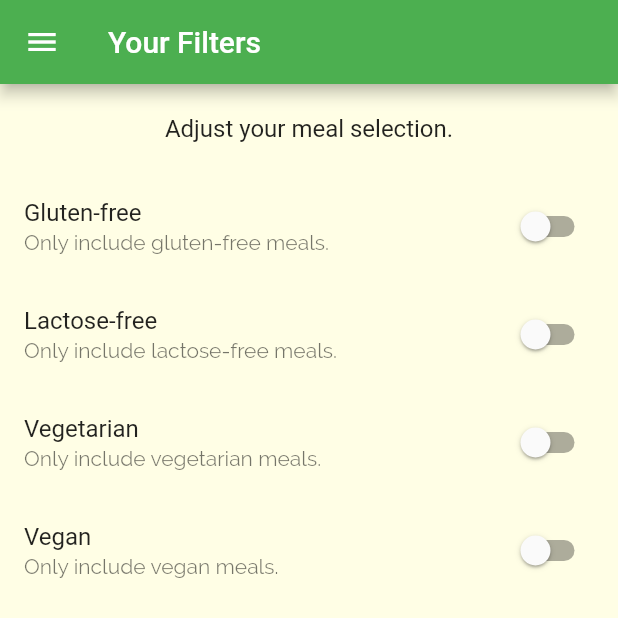
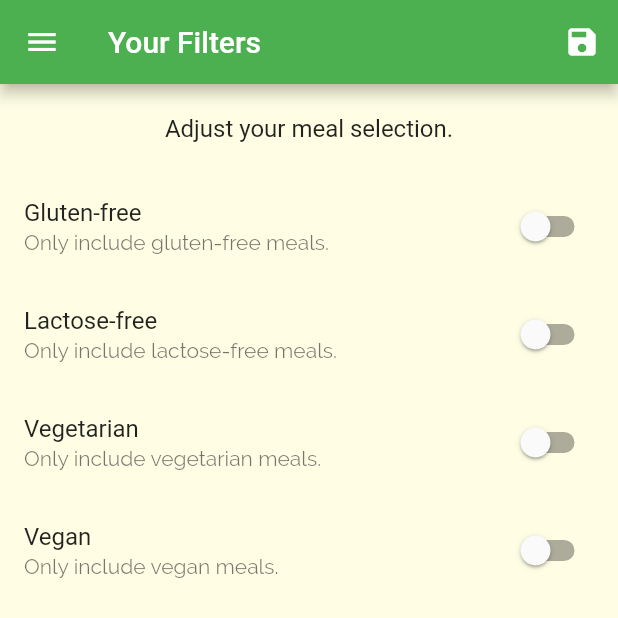
Before and after one commit to mihastele/flutter_exercises, a Flutter app: the FiltersScreen screen opened by its route, on a phone screen of 412 x 824 dp, the top half of it. Run offline on Flutter 3.47's test engine with Material 2 defaults, Android fonts, the phone set to English and light mode, and no system bars.

Commit message:
Implement filter functionality

```diff
--- a/lib/dummy_data.dart
+++ b/lib/dummy_data.dart
@@ -213,7 +213,7 @@ const DUMMY_MEALS = const [
     ],
     isGlutenFree: true,
     isLactoseFree: true,
-    isVegan: true,
-    isVegetarian: true,
+    isVegan: false,
+    isVegetarian: false,
   ),
 ];
--- a/lib/main.dart
+++ b/lib/main.dart
@@ -1,4 +1,6 @@
 import 'package:flutter/material.dart';
+import 'package:flutter_exercises/dummy_data.dart';
+import 'package:flutter_exercises/models/meal.dart';
 import 'package:flutter_exercises/screens/categories_screen.dart';
 import 'package:flutter_exercises/screens/category_meals_screen.dart';
 import 'package:flutter_exercises/screens/filters_screen.dart';
@@ -9,8 +11,44 @@ void main() {
   runApp(const MyApp());
 }
 
-class MyApp extends StatelessWidget {
+class MyApp extends StatefulWidget {
   const MyApp({super.key});
+
+  @override
+  State<MyApp> createState() => _MyAppState();
+}
+
+class _MyAppState extends State<MyApp> {
+  Map<String, bool> _filters = {
+    'gluten': false,
+    'lactose': false,
+    'vegan': false,
+    'vegetarian': false,
+  };
+
+  List<Meal> _availableMeals = DUMMY_MEALS;
+
+  void _setFilters(Map<String, bool> filterData) {
+    setState(() {
+      _filters = filterData;
+
+      _availableMeals = DUMMY_MEALS.where((meal) {
+        if (_filters['gluten']! && !meal.isGlutenFree) {
+          return false;
+        }
+        if (_filters['lactose']! && !meal.isLactoseFree) {
+          return false;
+        }
+        if (_filters['vegan']! && !meal.isVegan) {
+          return false;
+        }
+        if (_filters['vegetarian']! && !meal.isVegetarian) {
+          return false;
+        }
+        return true;
+      }).toList();
+    });
+  }
 
   // This widget is the root of your application.
   @override
@@ -46,9 +84,9 @@ class MyApp extends StatelessWidget {
       initialRoute: '/', // default is '/'
       routes: {
         '/': (ctx) => const TabsScreen(),
-        CategoryMeals.routeName: (ctx) => CategoryMeals(),
+        CategoryMeals.routeName: (ctx) => CategoryMeals(_availableMeals),
         MealDetailScreen.routeName: (ctx) => MealDetailScreen(),
-        FiltersScreen.routeName: (ctx) => FiltersScreen(),
+        FiltersScreen.routeName: (ctx) => FiltersScreen(_filters, _setFilters),
       },
       onGenerateRoute: (settings) {
         // if route is not registered in routes
--- a/lib/screens/filters_screen.dart
+++ b/lib/screens/filters_screen.dart
@@ -3,6 +3,11 @@ import 'package:flutter_exercises/widgets/main_drawer.dart';
 
 class FiltersScreen extends StatefulWidget {
   static const routeName = '/filters';
+
+  final Function saveFilters;
+  final Map<String, bool> currentFilters;
+
+  FiltersScreen(this.currentFilters, this.saveFilters);
 
   @override
   State<FiltersScreen> createState() => _FiltersScreenState();
@@ -13,6 +18,15 @@ class _FiltersScreenState extends State<FiltersScreen> {
   bool _vegetarian = false;
   bool _vegan = false;
   bool _lactoseFree = false;
+
+  @override
+  void initState() {
+    _glutenFree = widget.currentFilters['gluten'] ?? false;
+    _lactoseFree = widget.currentFilters['lactose'] ?? false;
+    _vegan = widget.currentFilters['vegan'] ?? false;
+    _vegetarian = widget.currentFilters['vegetarian'] ?? false;
+    super.initState();
+  }
 
   Widget _buildSwitchListTile(
     String title,
@@ -31,9 +45,20 @@ class _FiltersScreenState extends State<FiltersScreen> {
   @override
   Widget build(BuildContext context) {
     return Scaffold(
-      appBar: AppBar(
-        title: Text('Your Filters'),
-      ),
+      appBar: AppBar(title: Text('Your Filters'), actions: <Widget>[
+        IconButton(
+          icon: Icon(Icons.save),
+          onPressed: () {
+            final selectedFilters = {
+              'gluten': _glutenFree,
+              'lactose': _lactoseFree,
+              'vegan': _vegan,
+              'vegetarian': _vegetarian,
+            };
+            widget.saveFilters(selectedFilters);
+          },
+        ),
+      ]),
       drawer: MainDrawer(),
       body: Column(
         children: <Widget>[
```
Also changed, not shown: lib/screens/category_meals_screen.dart (+5 -3 lines).
